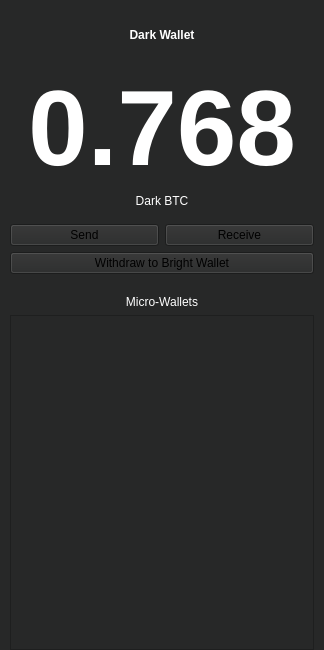
Old version of the form ThresHoDLApp/darkwallet.ui in the repository isaidnocookies/Threshodl-Wallet.
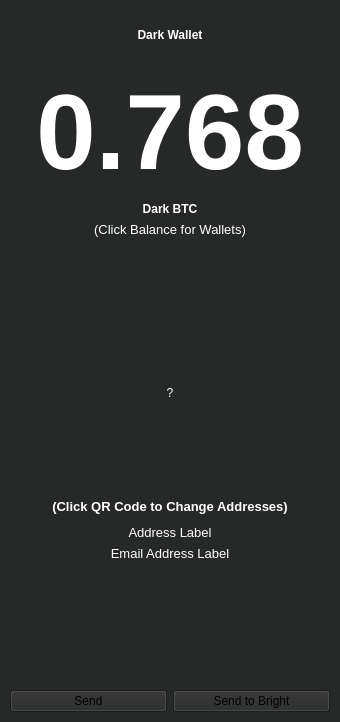
New version of the form. Icons and pictures are not drawn.

```diff
--- a/ThresHoDLApp/darkwallet.ui
+++ b/ThresHoDLApp/darkwallet.ui
@@ -6,8 +6,8 @@
    <rect>
     <x>0</x>
     <y>0</y>
-    <width>324</width>
-    <height>650</height>
+    <width>340</width>
+    <height>722</height>
    </rect>
   </property>
   <property name="windowTitle">
@@ -64,8 +64,6 @@
     </layout>
    </item>
    <item>
-    <layout class="QVBoxLayout" name="verticalLayout">
-     <item>
       <widget class="QLabel" name="label">
        <property name="font">
         <font>
@@ -101,7 +99,7 @@
       </spacer>
      </item>
      <item>
-      <widget class="QLabel" name="label_3">
+    <widget class="QPushButton" name="balancePushButton">
        <property name="font">
         <font>
          <pointsize>80</pointsize>
@@ -110,21 +108,24 @@
         </font>
        </property>
        <property name="styleSheet">
-        <string notr="true">color: white;</string>
+      <string notr="true">color:white;</string>
        </property>
        <property name="text">
         <string>0.768</string>
        </property>
-       <property name="scaledContents">
+     <property name="flat">
         <bool>true</bool>
        </property>
-       <property name="alignment">
-        <set>Qt::AlignCenter</set>
-       </property>
       </widget>
      </item>
      <item>
       <widget class="QLabel" name="label_2">
+     <property name="font">
+      <font>
+       <weight>75</weight>
+       <bold>true</bold>
+      </font>
+     </property>
        <property name="styleSheet">
         <string notr="true">color: white;</string>
        </property>
@@ -136,6 +137,188 @@
        </property>
       </widget>
      </item>
+   <item>
+    <widget class="QLabel" name="label_3">
+     <property name="font">
+      <font>
+       <pointsize>10</pointsize>
+       <weight>50</weight>
+       <bold>false</bold>
+      </font>
+     </property>
+     <property name="styleSheet">
+      <string notr="true">color:white;</string>
+     </property>
+     <property name="text">
+      <string>(Click Balance for Wallets)</string>
+     </property>
+     <property name="alignment">
+      <set>Qt::AlignCenter</set>
+     </property>
+    </widget>
+   </item>
+   <item>
+    <spacer name="verticalSpacer_7">
+     <property name="orientation">
+      <enum>Qt::Vertical</enum>
+     </property>
+     <property name="sizeType">
+      <enum>QSizePolicy::Fixed</enum>
+     </property>
+     <property name="sizeHint" stdset="0">
+      <size>
+       <width>20</width>
+       <height>40</height>
+      </size>
+     </property>
+    </spacer>
+   </item>
+   <item>
+    <layout class="QHBoxLayout" name="horizontalLayout_5">
+     <property name="topMargin">
+      <number>10</number>
+     </property>
+     <item>
+      <spacer name="horizontalSpacer_6">
+       <property name="orientation">
+        <enum>Qt::Horizontal</enum>
+       </property>
+       <property name="sizeType">
+        <enum>QSizePolicy::Fixed</enum>
+       </property>
+       <property name="sizeHint" stdset="0">
+        <size>
+         <width>40</width>
+         <height>20</height>
+        </size>
+       </property>
+      </spacer>
+     </item>
+     <item>
+      <widget class="QPushButton" name="qrPushButton">
+       <property name="minimumSize">
+        <size>
+         <width>200</width>
+         <height>200</height>
+        </size>
+       </property>
+       <property name="autoFillBackground">
+        <bool>false</bool>
+       </property>
+       <property name="styleSheet">
+        <string notr="true">color:white;</string>
+       </property>
+       <property name="text">
+        <string>?</string>
+       </property>
+       <property name="flat">
+        <bool>true</bool>
+       </property>
+      </widget>
+     </item>
+     <item>
+      <spacer name="horizontalSpacer_7">
+       <property name="orientation">
+        <enum>Qt::Horizontal</enum>
+       </property>
+       <property name="sizeType">
+        <enum>QSizePolicy::Fixed</enum>
+       </property>
+       <property name="sizeHint" stdset="0">
+        <size>
+         <width>40</width>
+         <height>20</height>
+        </size>
+       </property>
+      </spacer>
+     </item>
+    </layout>
+   </item>
+   <item>
+    <widget class="QLabel" name="label_8">
+     <property name="font">
+      <font>
+       <pointsize>10</pointsize>
+       <weight>75</weight>
+       <bold>true</bold>
+      </font>
+     </property>
+     <property name="styleSheet">
+      <string notr="true">color:white;</string>
+     </property>
+     <property name="text">
+      <string>(Click QR Code to Change Addresses)</string>
+     </property>
+     <property name="alignment">
+      <set>Qt::AlignCenter</set>
+     </property>
+    </widget>
+   </item>
+   <item>
+    <spacer name="verticalSpacer_8">
+     <property name="orientation">
+      <enum>Qt::Vertical</enum>
+     </property>
+     <property name="sizeType">
+      <enum>QSizePolicy::Fixed</enum>
+     </property>
+     <property name="sizeHint" stdset="0">
+      <size>
+       <width>20</width>
+       <height>5</height>
+      </size>
+     </property>
+    </spacer>
+   </item>
+   <item>
+    <widget class="QLabel" name="addressLabel">
+     <property name="font">
+      <font>
+       <pointsize>10</pointsize>
+      </font>
+     </property>
+     <property name="styleSheet">
+      <string notr="true">color:white;</string>
+     </property>
+     <property name="text">
+      <string>Address Label</string>
+     </property>
+     <property name="alignment">
+      <set>Qt::AlignCenter</set>
+     </property>
+    </widget>
+   </item>
+   <item>
+    <widget class="QLabel" name="emailLabel">
+     <property name="font">
+      <font>
+       <pointsize>10</pointsize>
+      </font>
+     </property>
+     <property name="styleSheet">
+      <string notr="true">color:white;</string>
+     </property>
+     <property name="text">
+      <string>Email Address Label</string>
+     </property>
+     <property name="alignment">
+      <set>Qt::AlignCenter</set>
+     </property>
+    </widget>
+   </item>
+   <item>
+    <spacer name="verticalSpacer">
+     <property name="orientation">
+      <enum>Qt::Vertical</enum>
+     </property>
+     <property name="sizeHint" stdset="0">
+      <size>
+       <width>20</width>
+       <height>100</height>
+      </size>
+     </property>
+    </spacer>
+   </item>
      <item>
       <layout class="QHBoxLayout" name="horizontalLayout_2">
        <property name="topMargin">
@@ -152,26 +335,16 @@
         </widget>
        </item>
        <item>
-        <widget class="QPushButton" name="receiveButton">
-         <property name="autoFillBackground">
-          <bool>false</bool>
-         </property>
-         <property name="text">
-          <string>Receive</string>
-         </property>
-        </widget>
-       </item>
-      </layout>
-     </item>
-     <item>
       <widget class="QPushButton" name="withdrawToBrightWalletButton">
        <property name="autoFillBackground">
         <bool>false</bool>
        </property>
        <property name="text">
-        <string>Withdraw to Bright Wallet</string>
+        <string>Send to Bright</string>
        </property>
       </widget>
+     </item>
+    </layout>
      </item>
      <item>
       <spacer name="verticalSpacer_3">
@@ -184,58 +357,10 @@
        <property name="sizeHint" stdset="0">
         <size>
          <width>20</width>
-         <height>15</height>
+       <height>10</height>
         </size>
        </property>
       </spacer>
-     </item>
-     <item>
-      <widget class="QLabel" name="label_4">
-       <property name="styleSheet">
-        <string notr="true">color: white;</string>
-       </property>
-       <property name="text">
-        <string>Micro-Wallets</string>
-       </property>
-       <property name="alignment">
-        <set>Qt::AlignCenter</set>
-       </property>
-      </widget>
-     </item>
-     <item>
-      <widget class="QListWidget" name="microWalletListWidget">
-       <property name="sizePolicy">
-        <sizepolicy hsizetype="Expanding" vsizetype="Expanding">
-         <horstretch>0</horstretch>
-         <verstretch>0</verstretch>
-        </sizepolicy>
-       </property>
-       <property name="font">
-        <font>
-         <pointsize>11</pointsize>
-        </font>
-       </property>
-       <property name="focusPolicy">
-        <enum>Qt::NoFocus</enum>
-       </property>
-       <property name="styleSheet">
-        <string notr="true">color: lightgray;</string>
-       </property>
-       <property name="verticalScrollBarPolicy">
-        <enum>Qt::ScrollBarAlwaysOff</enum>
-       </property>
-       <property name="horizontalScrollBarPolicy">
-        <enum>Qt::ScrollBarAlwaysOff</enum>
-       </property>
-       <property name="editTriggers">
-        <set>QAbstractItemView::NoEditTriggers</set>
-       </property>
-       <property name="selectionMode">
-        <enum>QAbstractItemView::NoSelection</enum>
-       </property>
-      </widget>
-     </item>
-    </layout>
    </item>
   </layout>
  </widget>
```
Lines whose indentation alone changed are shown as unchanged.
